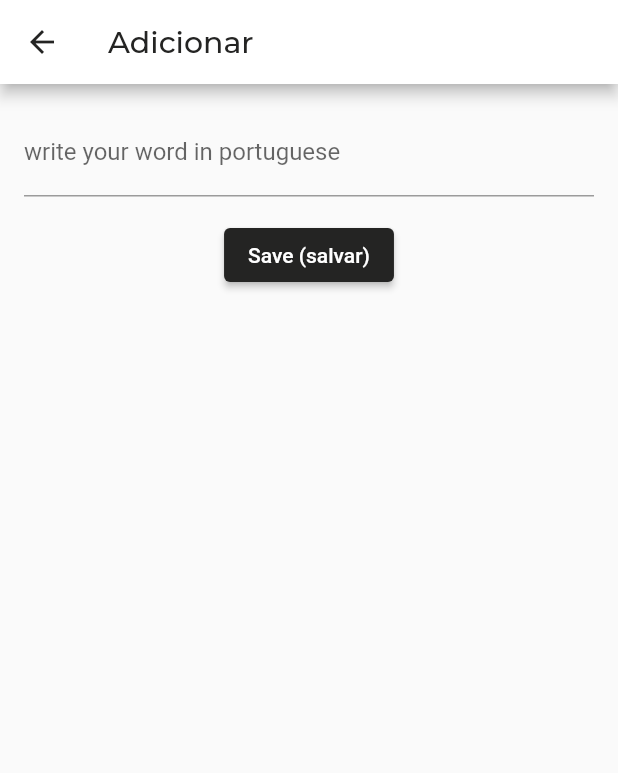
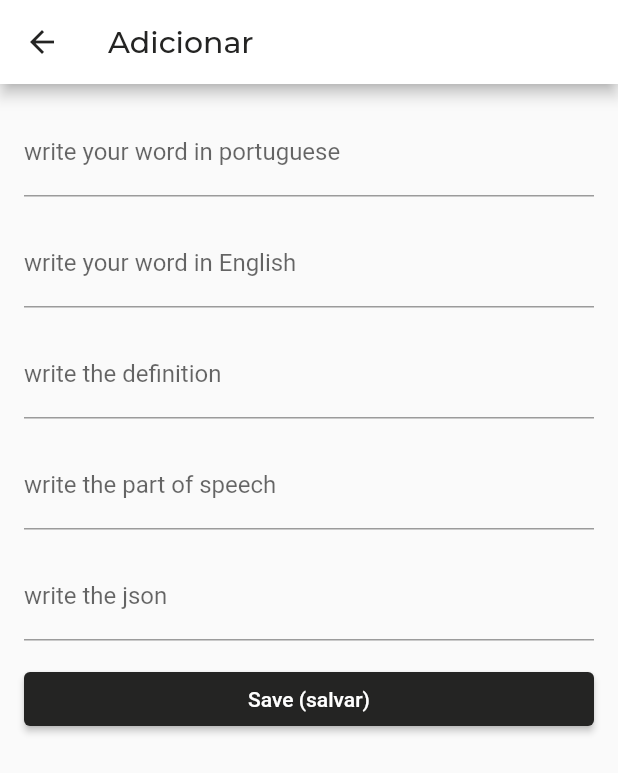
Before and after one commit to Bwolfs2/wordse, a Flutter app: the screen it shows after launch, after a tap on the "add" icon, on a phone screen of 412 x 824 dp. Shown: the top 773 px of the screen. Run offline on Flutter 3.47's test engine with Material 2 defaults, Android fonts, the phone set to English and light mode, and no system bars; our stand-ins replace google_fonts, sqflite; accounts and stored records are empty.

Commit message:
ajuste na query e insercao de novas palavras

```diff
--- a/lib/src/pages/add_page/add_controller.dart
+++ b/lib/src/pages/add_page/add_controller.dart
@@ -1,6 +1,16 @@
-import 'package:flutter/cupertino.dart';
+import 'package:wordse_app/store/store_controller.dart';
+import 'package:wordse_app/store/words_store.dart';
 import 'package:flutter/material.dart';
 
 class AddController {
-  TextEditingController wordController = new TextEditingController();
+  final storeController = StoreController();
+  TextEditingController wordPortuguese = TextEditingController();
+  TextEditingController wordEnglish = TextEditingController();
+  TextEditingController definition = TextEditingController();
+  TextEditingController partOfSpeech = TextEditingController();
+  TextEditingController jsonResponse = TextEditingController();
+
+  Future save(Words w) async{
+    return await storeController.insert(w);
+  }
 }
--- a/lib/src/pages/add_page/add_page.dart
+++ b/lib/src/pages/add_page/add_page.dart
@@ -2,6 +2,7 @@ import 'package:flutter/material.dart';
 import 'package:google_fonts/google_fonts.dart';
 import 'package:wordse_app/src/config/configs.dart';
 import 'package:wordse_app/src/pages/add_page/add_controller.dart';
+import 'package:wordse_app/store/words_store.dart';
 
 class AddPage extends StatefulWidget {
   const AddPage({Key? key}) : super(key: key);
@@ -31,18 +32,54 @@ class _AddPageState extends State<AddPage> {
         padding: EdgeInsets.all(16),
         child: Form(
           key: _formKey,
-          child: Column(
+          child: ListView(
             children: [
               TextFormField(
-                controller: controller.wordController,
+                controller: controller.wordPortuguese,
                 decoration: InputDecoration(
                   labelText: "write your word in portuguese"
                 )
               ),
               SizedBox(height: 15,),
+              TextFormField(
+                  controller: controller.wordEnglish,
+                  decoration: InputDecoration(
+                      labelText: "write your word in English"
+                  )
+              ),
+              SizedBox(height: 15,),
+              TextFormField(
+                  controller: controller.definition,
+                  decoration: InputDecoration(
+                      labelText: "write the definition"
+                  )
+              ),
+              SizedBox(height: 15,),
+              TextFormField(
+                  controller: controller.partOfSpeech,
+                  decoration: InputDecoration(
+                      labelText: "write the part of speech"
+                  )
+              ),
+              SizedBox(height: 15,),
+              TextFormField(
+                  controller: controller.jsonResponse,
+                  decoration: InputDecoration(
+                      labelText: "write the json"
+                  )
+              ),
+              SizedBox(height: 15,),
               ElevatedButton(
-                  onPressed: () {
-                    Navigator.of(context).pop();
+                  onPressed: () async {
+                    Words w = Words();
+
+                    w.wordPortuguese = controller.wordPortuguese.text;
+                    w.wordEnglish = controller.wordEnglish.text;
+                    w.definition = controller.definition.text;
+                    w.partOfSpeech = controller.partOfSpeech.text;
+                    w.jsonResponse = controller.jsonResponse.text;
+
+                    await controller.save(w).then((value) => Navigator.of(context).pop());
                   },
                   style: ElevatedButton.styleFrom(
                     primary: cfg.title,
--- a/lib/src/pages/home/widgets/list_card_page/list_card.dart
+++ b/lib/src/pages/home/widgets/list_card_page/list_card.dart
@@ -19,13 +19,25 @@ class _ListPageState extends State<ListPage> {
   void initState() {
     super.initState();
     controller = ListController();
-    controller.get().then((value) => controller.loading.value = false);
+
+    controller.loading.addListener(() {
+      print(controller.loading.value);
+    });
+
+    controller.list.addListener(() {
+      if(controller.list.value != null || controller.list.value.length > 0){
+        controller.loading.value = false;
+      }
+    });
   }
 
   @override
   Widget build(BuildContext context) {
 
-    if(controller.loading.value){
+    return ValueListenableBuilder(
+      valueListenable: controller.list,
+      builder: (_, __, ___){
+        if(controller.loading.value == true){
           return Center(
             child: CircularProgressIndicator(valueColor: AlwaysStoppedAnimation<Color>(Colors.black),),
           );
@@ -35,9 +47,6 @@ class _ListPageState extends State<ListPage> {
             child: Text("Nenhuma palavra encontra, \nadicione pelo ícone de +", textAlign: TextAlign.center,),
           );
         }
-    return ValueListenableBuilder(
-      valueListenable: controller.list,
-      builder: (_, __, ___){
         return ListView.builder(
             padding: EdgeInsets.all(16),
             itemCount: controller.list.value.length,
--- a/lib/src/pages/home/widgets/list_card_page/list_controller.dart
+++ b/lib/src/pages/home/widgets/list_card_page/list_controller.dart
@@ -8,10 +8,12 @@ class ListController {
   final storeController = StoreController();
 
   ListController(){
-    get();
+    get().then((value) => loading.value = false);
   }
 
   Future get() async {
+    list.value = [];
+    loading.value = true;
     storeController.get().then((value) {
       print(value);
       loading.value = false;
```
Also changed, not shown: lib/src/pages/home/widgets/card_widget.dart (+13 -9 lines). Lines whose indentation alone changed are shown as unchanged.
